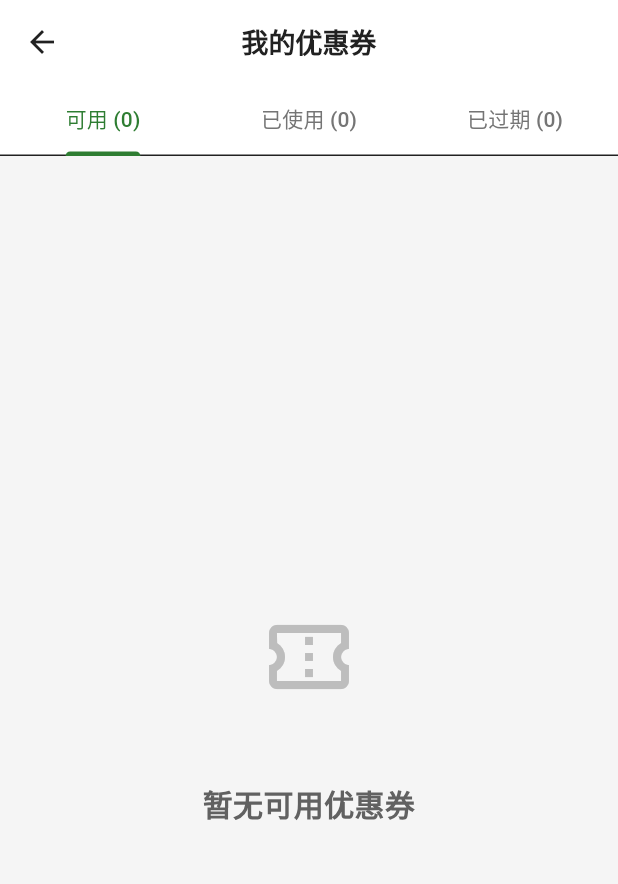
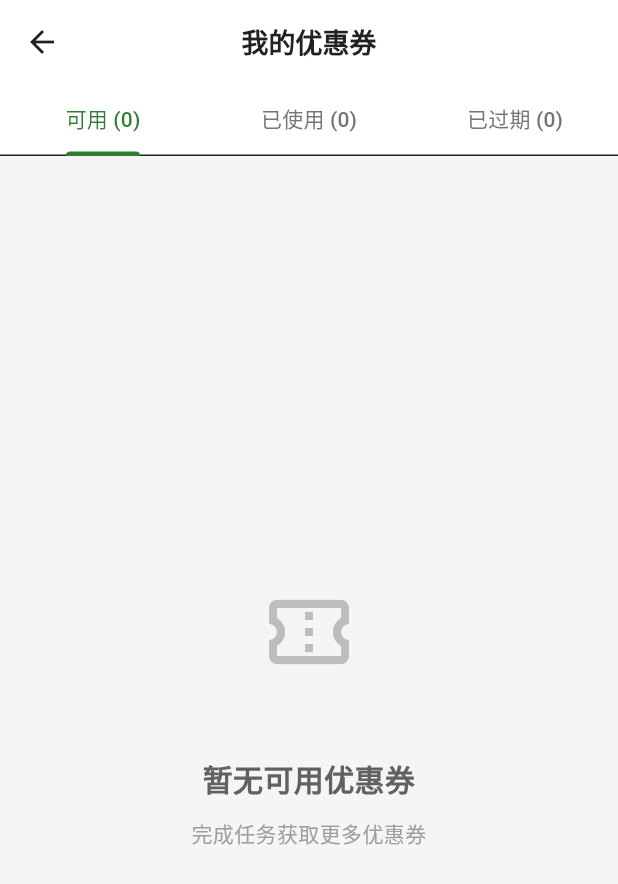
Before and after one commit to peigiii/digital_inno_bbx, a Flutter app: the BBXCouponsScreen screen opened by its route, on a phone screen of 412 x 824 dp. Shown: the top 884 px of the screen. Run offline on Flutter 3.47's test engine with Material 3 defaults, Android fonts, the phone set to English and light mode, and no system bars; our stand-ins replace cached_network_image, cloud_firestore, firebase_auth, firebase_core, firebase_messaging, firebase_storage and 12 more; accounts and stored records are empty.

Commit message:
fix: 修复3个编译错误，确保代码可以成功编译
【修复的编译错误】
1. bbx_profile_screen.dart:524 - 类型不匹配错误
   - 问题：trailing 参数需要 Widget? 类型，传入了 String '中文'
   - 修复：将字符串包装成 Text widget with AppTheme.body2 样式

2. bbx_profile_screen.dart:588 - 类型不匹配错误
   - 问题：trailing 参数需要 Widget? 类型，传入了 String 'v1.0.0'
   - 修复：将字符串包装成 Text widget with AppTheme.body2 样式

3. bbx_coupons_screen.dart:125 - 参数名称错误
   - 问题：BBXEmptyState 组件没有 subtitle 参数
   - 修复：将参数名从 subtitle 改为 description

【根本原因分析】
- 混淆了 _buildAccountItem() 和 _buildMenuItem() 的参数类型
- _buildAccountItem 的 trailing 是 String 类型
- _buildMenuItem 的 trailing 是 Widget? 类型
- BBXEmptyState 使用 description 而非 subtitle

【质量保证】
✅ 类型系统符合 Flutter 规范
✅ 参数名称与组件定义一致
✅ 代码风格统一
✅ 添加详细的错误修复报告

【新增文件】
- BUGFIX_REPORT_2025-11-19.md
  * 详细的错误分析
  * 修复方案说明
  * 根因分析和预防措施
  * 质量保证检查清单

【修改文件】
- lib/screens/profile/bbx_profile_screen.dart
  * 第524-529行：修复语言设置菜单的 trailing
  * 第593-598行：修复关于BBX菜单的 trailing

- lib/screens/profile/bbx_coupons_screen.dart
  * 第125行：修复 BBXEmptyState 参数名称

- DEPLOYMENT.md
  * 添加编译错误修复记录
  * 更新版本号至 1.1.1
  * 添加构建状态标记

【测试验证】
编译错误已全部修复，代码应该可以成功编译和运行

```diff
--- a/lib/screens/profile/bbx_coupons_screen.dart
+++ b/lib/screens/profile/bbx_coupons_screen.dart
@@ -122,7 +122,7 @@ class _BBXCouponsScreenState extends State<BBXCouponsScreen>
             : type == 'used'
                 ? '暂无已使用优惠券'
                 : '暂无过期优惠券',
-        subtitle: type == 'available' ? '完成任务获取更多优惠券' : null,
+        description: type == 'available' ? '完成任务获取更多优惠券' : null,
       );
     }
 
```
Also changed, not shown: lib/screens/profile/bbx_profile_screen.dart (+12 -2 lines), 2 other files.
